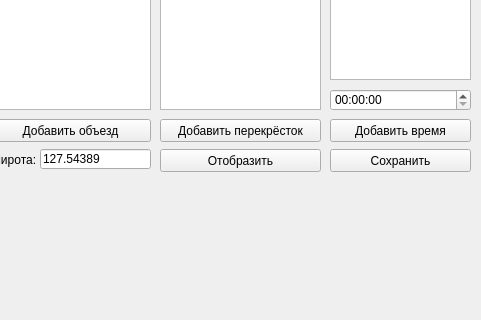
This is forms/add_Form.ui in MrKykypy3ka/road as Qt 5 draws it before an edit; both pictures show x 190 to 671 and y 121 to 441 of the 671 by 760 pixel window. The edited form follows.
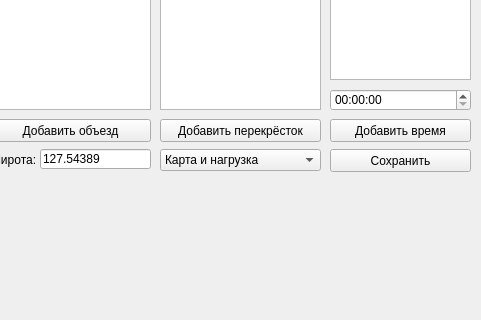
This is the edited form.

```diff
--- a/forms/add_Form.ui
+++ b/forms/add_Form.ui
@@ -256,19 +256,6 @@
 &lt;/html&gt;</string>
    </property>
   </widget>
-  <widget class="QPushButton" name="viewButton">
-   <property name="geometry">
-    <rect>
-     <x>350</x>
-     <y>270</y>
-     <width>161</width>
-     <height>23</height>
-    </rect>
-   </property>
-   <property name="text">
-    <string>Отобразить</string>
-   </property>
-  </widget>
   <widget class="QPushButton" name="saveButton">
    <property name="geometry">
     <rect>
@@ -282,6 +269,31 @@
     <string>Сохранить</string>
    </property>
   </widget>
+  <widget class="QComboBox" name="comboBox">
+   <property name="geometry">
+    <rect>
+     <x>350</x>
+     <y>270</y>
+     <width>161</width>
+     <height>22</height>
+    </rect>
+   </property>
+   <item>
+    <property name="text">
+     <string>Карта и нагрузка</string>
+    </property>
+   </item>
+   <item>
+    <property name="text">
+     <string notr="true">Карта</string>
+    </property>
+   </item>
+   <item>
+    <property name="text">
+     <string>Нагрузка</string>
+    </property>
+   </item>
+  </widget>
  </widget>
  <resources/>
  <connections/>
```
